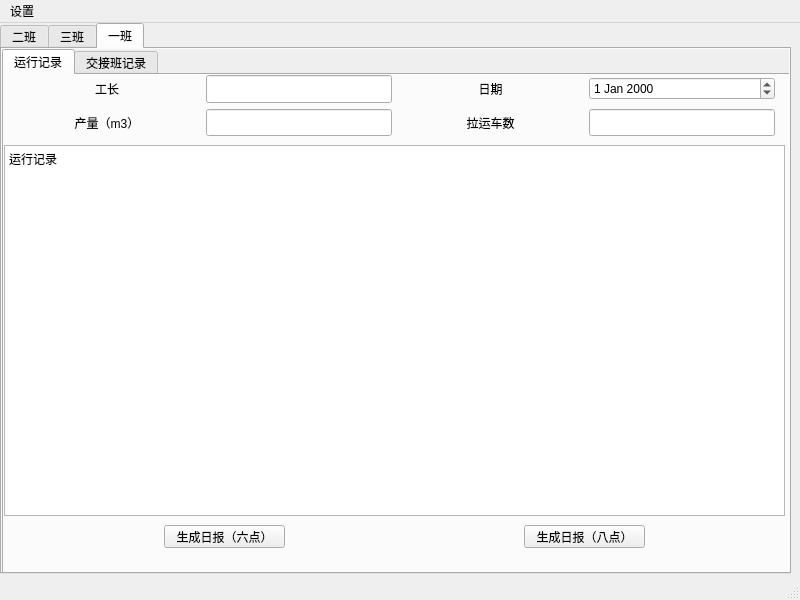
The window that 报表生成/ui/main.ui (enjoylearning96/QT) describes before a commit, drawn with Qt 5.
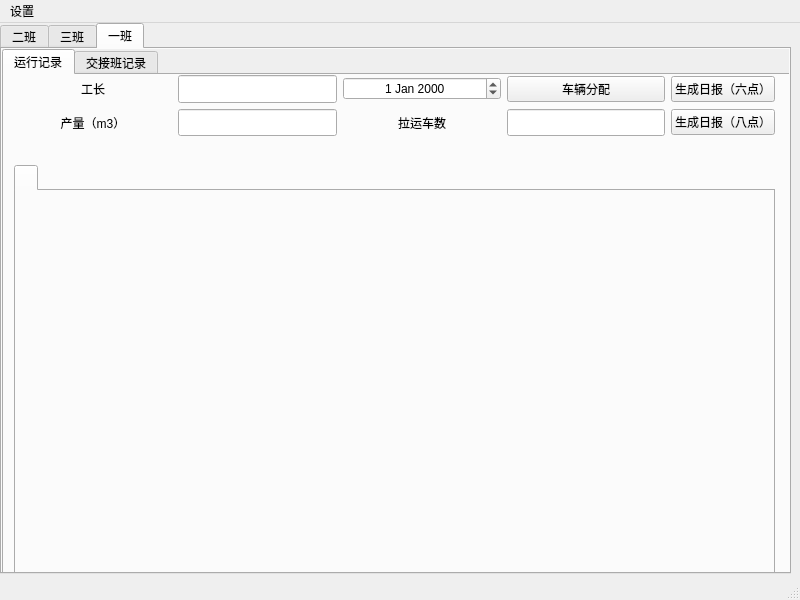
The same window after the commit. The open tabs and pages were chosen to show the change.

Commit message: 更新班次记录表，完善主页面功能

```diff
--- a/报表生成/ui/main.ui
+++ b/报表生成/ui/main.ui
@@ -675,33 +675,6 @@
        <attribute name="title">
         <string>运行记录</string>
        </attribute>
-       <widget class="QPlainTextEdit" name="plainTextEdit_3">
-        <property name="geometry">
-         <rect>
-          <x>0</x>
-          <y>70</y>
-          <width>781</width>
-          <height>371</height>
-         </rect>
-        </property>
-        <property name="plainText">
-         <string>运行记录
-</string>
-        </property>
-       </widget>
-       <widget class="QPushButton" name="pushButton_7">
-        <property name="geometry">
-         <rect>
-          <x>520</x>
-          <y>450</y>
-          <width>121</width>
-          <height>23</height>
-         </rect>
-        </property>
-        <property name="text">
-         <string>生成日报（八点）</string>
-        </property>
-       </widget>
        <widget class="QWidget" name="layoutWidget_3">
         <property name="geometry">
          <rect>
@@ -711,7 +684,7 @@
           <height>61</height>
          </rect>
         </property>
-        <layout class="QGridLayout" name="gridLayout_5" rowstretch="1,1" columnstretch="1,1,1,1">
+        <layout class="QGridLayout" name="gridLayout_5" rowstretch="1,0" columnstretch="1,0,0,0,0,0">
          <property name="sizeConstraint">
           <enum>QLayout::SetNoConstraint</enum>
          </property>
@@ -721,6 +694,27 @@
          <property name="rightMargin">
           <number>10</number>
          </property>
+         <item row="0" column="2">
+          <widget class="QDateEdit" name="dateEdit_3">
+           <property name="alignment">
+            <set>Qt::AlignCenter</set>
+           </property>
+           <property name="currentSection">
+            <enum>QDateTimeEdit::YearSection</enum>
+           </property>
+          </widget>
+         </item>
+         <item row="0" column="3">
+          <layout class="QHBoxLayout" name="horizontalLayout">
+           <item>
+            <widget class="QPushButton" name="pushButton_5">
+             <property name="text">
+              <string>车辆分配</string>
+             </property>
+            </widget>
+           </item>
+          </layout>
+         </item>
          <item row="0" column="1">
           <widget class="QLineEdit" name="lineEdit_8">
            <property name="sizePolicy">
@@ -741,22 +735,6 @@
            </property>
           </widget>
          </item>
-         <item row="1" column="2">
-          <widget class="QLabel" name="label_14">
-           <property name="sizePolicy">
-            <sizepolicy hsizetype="Expanding" vsizetype="Expanding">
-             <horstretch>1</horstretch>
-             <verstretch>1</verstretch>
-            </sizepolicy>
-           </property>
-           <property name="text">
-            <string>拉运车数</string>
-           </property>
-           <property name="alignment">
-            <set>Qt::AlignCenter</set>
-           </property>
-          </widget>
-         </item>
          <item row="1" column="3">
           <widget class="QLineEdit" name="lineEdit_10">
            <property name="sizePolicy">
@@ -767,22 +745,6 @@
            </property>
           </widget>
          </item>
-         <item row="0" column="0">
-          <widget class="QLabel" name="label_15">
-           <property name="sizePolicy">
-            <sizepolicy hsizetype="Expanding" vsizetype="Expanding">
-             <horstretch>1</horstretch>
-             <verstretch>1</verstretch>
-            </sizepolicy>
-           </property>
-           <property name="text">
-            <string>工长</string>
-           </property>
-           <property name="alignment">
-            <set>Qt::AlignCenter</set>
-           </property>
-          </widget>
-         </item>
          <item row="1" column="0">
           <widget class="QLabel" name="label_16">
            <property name="sizePolicy">
@@ -799,15 +761,24 @@
            </property>
           </widget>
          </item>
-         <item row="0" column="3">
-          <widget class="QDateEdit" name="dateEdit_3">
-           <property name="currentSection">
-            <enum>QDateTimeEdit::YearSection</enum>
+         <item row="1" column="2">
+          <widget class="QLabel" name="label_14">
+           <property name="sizePolicy">
+            <sizepolicy hsizetype="Expanding" vsizetype="Expanding">
+             <horstretch>1</horstretch>
+             <verstretch>1</verstretch>
+            </sizepolicy>
            </property>
+           <property name="text">
+            <string>拉运车数</string>
+           </property>
+           <property name="alignment">
+            <set>Qt::AlignCenter</set>
+           </property>
           </widget>
          </item>
-         <item row="0" column="2">
-          <widget class="QLabel" name="label_21">
+         <item row="0" column="0">
+          <widget class="QLabel" name="label_15">
            <property name="sizePolicy">
             <sizepolicy hsizetype="Expanding" vsizetype="Expanding">
              <horstretch>1</horstretch>
@@ -815,27 +786,46 @@
             </sizepolicy>
            </property>
            <property name="text">
-            <string>日期</string>
+            <string>工长</string>
            </property>
            <property name="alignment">
             <set>Qt::AlignCenter</set>
            </property>
           </widget>
          </item>
+         <item row="0" column="4">
+          <widget class="QPushButton" name="pushButton_10">
+           <property name="text">
+            <string>生成日报（六点）</string>
+           </property>
+          </widget>
+         </item>
+         <item row="1" column="4">
+          <widget class="QPushButton" name="pushButton_7">
+           <property name="text">
+            <string>生成日报（八点）</string>
+           </property>
+          </widget>
+         </item>
         </layout>
        </widget>
-       <widget class="QPushButton" name="pushButton_10">
+       <widget class="QTabWidget" name="tabWidget_4">
         <property name="geometry">
          <rect>
-          <x>160</x>
-          <y>450</y>
-          <width>121</width>
-          <height>23</height>
+          <x>10</x>
+          <y>90</y>
+          <width>761</width>
+          <height>411</height>
          </rect>
         </property>
-        <property name="text">
-         <string>生成日报（六点）</string>
+        <property name="currentIndex">
+         <number>0</number>
         </property>
+        <widget class="QWidget" name="tab_3">
+         <attribute name="title">
+          <string/>
+         </attribute>
+        </widget>
        </widget>
       </widget>
       <widget class="QWidget" name="jiaojiebanjilu_3">
```
Left out of the diff: 272 changed lines with no effect on the pictures. The commit also changes 7 other files.
